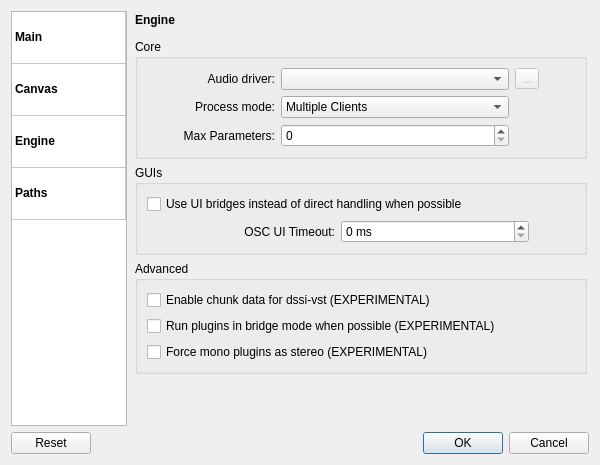
Old version of the form resources/ui/carla_settings.ui in the repository falkTX/Carla.
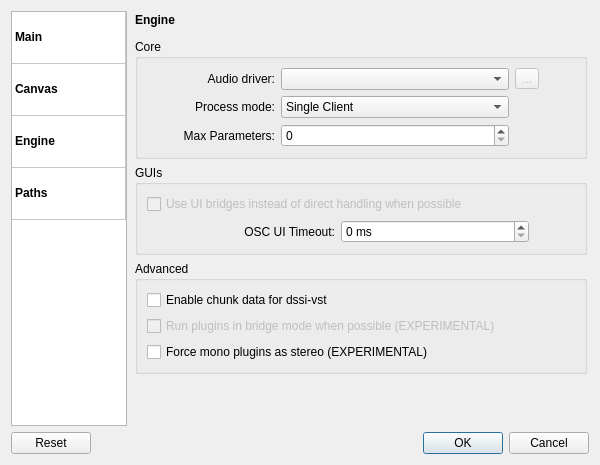
New version of the form. The open tabs and pages were chosen to show the change. Icons and pictures are not drawn.

Commit message: Disable settings that aren't ready; Drop some experimental labels

The edit to the form file:
```diff
--- a/resources/ui/carla_settings.ui
+++ b/resources/ui/carla_settings.ui
@@ -607,7 +607,7 @@
                 <item>
                  <widget class="QComboBox" name="cb_engine_process_mode_jack">
                   <property name="currentIndex">
-                   <number>1</number>
+                   <number>0</number>
                   </property>
                   <item>
                    <property name="text">
@@ -784,6 +784,9 @@
             </item>
             <item row="0" column="0" colspan="3">
              <widget class="QCheckBox" name="ch_engine_prefer_ui_bridges">
+              <property name="enabled">
+               <bool>false</bool>
+              </property>
               <property name="toolTip">
                <string>Use OSC-GUI bridges when possible, this way separating the UI from DSP code</string>
               </property>
@@ -804,12 +807,15 @@
             <item>
              <widget class="QCheckBox" name="ch_engine_dssi_chunks">
               <property name="text">
-               <string>Enable chunk data for dssi-vst (EXPERIMENTAL)</string>
+               <string>Enable chunk data for dssi-vst</string>
               </property>
              </widget>
             </item>
             <item>
              <widget class="QCheckBox" name="ch_engine_prefer_plugin_bridges">
+              <property name="enabled">
+               <bool>false</bool>
+              </property>
               <property name="toolTip">
                <string>Whenever possible, run the plugins in bridge mode.</string>
               </property>
```
Left out of the diff: 4 changed lines with no effect on the pictures.
